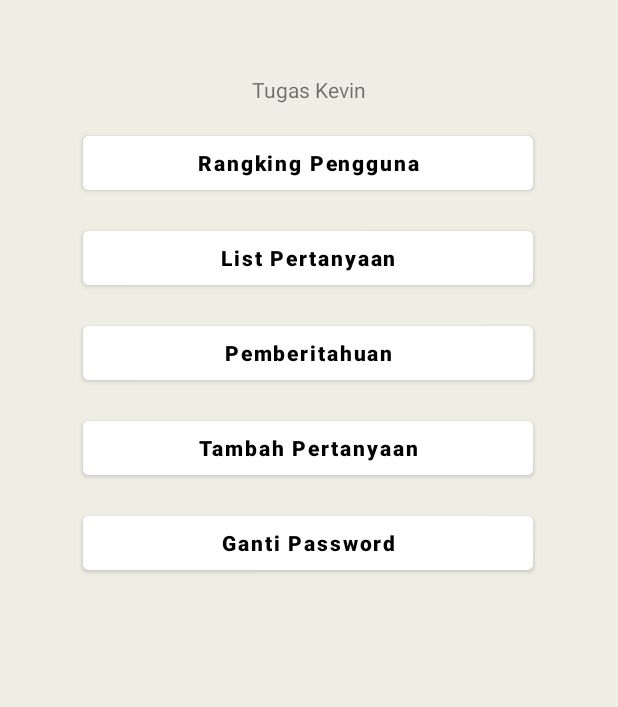
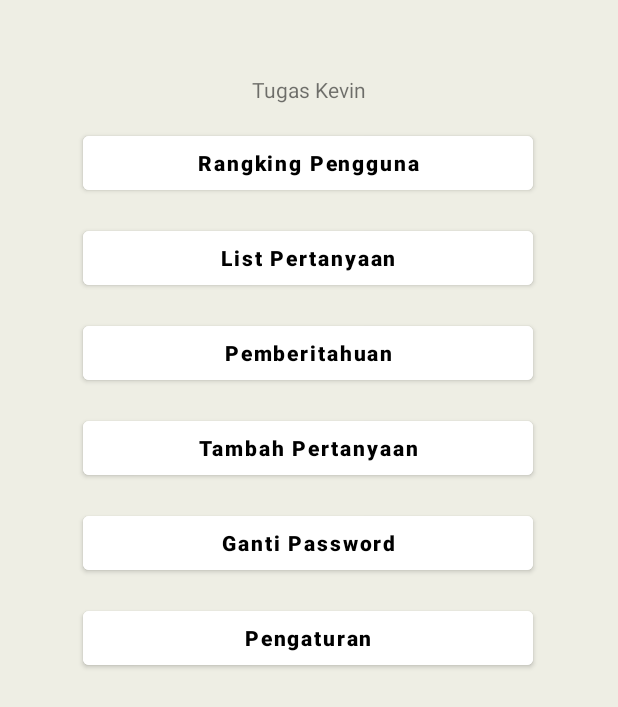
Before and after one commit to kevinmaulanan/stack-question, an Android app: the screen it shows after launch (MainActivity), on a phone screen of 412 x 824 dp. Shown: the top 707 px of the screen. Run offline under Robolectric (Android 15) with nearby library versions, the phone set to English and light mode, and no system bars.

Commit message:
Punya Desi

```diff
--- a/app/src/main/AndroidManifest.xml
+++ b/app/src/main/AndroidManifest.xml
@@ -35,6 +35,10 @@
             android:name=".gantipassword"
             android:exported="true" />
 
+        <activity
+            android:name=".Pengaturan"
+            android:exported="true" />
+
         <activity android:name=".MainActivity">
             <intent-filter>
                 <action android:name="android.intent.action.MAIN" />
--- a/app/src/main/java/com/example/belajar_java_ndp/MainActivity.java
+++ b/app/src/main/java/com/example/belajar_java_ndp/MainActivity.java
@@ -21,6 +21,7 @@ public class MainActivity extends AppCompatActivity {
     Button pindahActivity3;
     Button pindahActivity4;
     Button pindahActivity5;
+    Button pindahActivity6;
 
 
 
@@ -36,6 +37,7 @@ public class MainActivity extends AppCompatActivity {
         pindahActivity3 = findViewById(R.id.btnSubmit3); // Untuk List Pemberitahuan
         pindahActivity4 = findViewById(R.id.btnSubmit4); // Untuk List Pemberitahuan
         pindahActivity5 = findViewById(R.id.btnSubmit5); // Untuk Ganti Password
+        pindahActivity6 = findViewById(R.id.btnSubmit6); // Untuk Ganti pengaturan
 
         // Function Rangking Pengguna Ketika di klik
         pindahActivity1.setOnClickListener(new View.OnClickListener() {
@@ -66,6 +68,15 @@ public class MainActivity extends AppCompatActivity {
 
 
         // Function Pemberitahuan Ketika di klik
+        pindahActivity4.setOnClickListener(new View.OnClickListener() {
+            @Override
+            public void onClick(View v) {
+                Intent TambahPertanyaan = new Intent(MainActivity.this, TambahPertanyaan.class);
+                startActivity(TambahPertanyaan);
+            }
+        });
+
+        // Function Pemberitahuan Ketika di klik
         pindahActivity5.setOnClickListener(new View.OnClickListener() {
             @Override
             public void onClick(View v) {
@@ -74,6 +85,15 @@ public class MainActivity extends AppCompatActivity {
             }
         });
 
+        // Function Pemberitahuan Ketika di klik
+        pindahActivity6.setOnClickListener(new View.OnClickListener() {
+            @Override
+            public void onClick(View v) {
+                Intent Pengaturan = new Intent(MainActivity.this, Pengaturan.class);
+                startActivity(Pengaturan);
+            }
+        });
+
 
     }
 }
--- a/app/src/main/java/com/example/belajar_java_ndp/daftarFavorit1.java
+++ b/app/src/main/java/com/example/belajar_java_ndp/daftarFavorit1.java
@@ -3,6 +3,8 @@ package com.example.fixers_aps_1;
 import androidx.appcompat.app.AppCompatActivity;
 
 import android.os.Bundle;
+
+import com.example.belajar_java_ndp.R;
 
 public class daftarFavorit1 extends AppCompatActivity {
 
--- a/app/src/main/java/com/example/belajar_java_ndp/keluar1.java
+++ b/app/src/main/java/com/example/belajar_java_ndp/keluar1.java
@@ -3,6 +3,8 @@ package com.example.fixers_aps_1;
 import androidx.appcompat.app.AppCompatActivity;
 
 import android.os.Bundle;
+
+import com.example.belajar_java_ndp.R;
 
 public class keluar1 extends AppCompatActivity {
 
--- a/app/src/main/java/com/example/belajar_java_ndp/pertanyaanJawaban1.java
+++ b/app/src/main/java/com/example/belajar_java_ndp/pertanyaanJawaban1.java
@@ -3,6 +3,8 @@ package com.example.fixers_aps_1;
 import androidx.appcompat.app.AppCompatActivity;
 
 import android.os.Bundle;
+
+import com.example.belajar_java_ndp.R;
 
 public class pertanyaanJawaban1 extends AppCompatActivity {
 
--- a/app/src/main/java/com/example/belajar_java_ndp/tentangAplikasi1.java
+++ b/app/src/main/java/com/example/belajar_java_ndp/tentangAplikasi1.java
@@ -3,6 +3,8 @@ package com.example.fixers_aps_1;
 import androidx.appcompat.app.AppCompatActivity;
 
 import android.os.Bundle;
+
+import com.example.belajar_java_ndp.R;
 
 public class tentangAplikasi1 extends AppCompatActivity {
 
--- a/app/src/main/res/layout/activity_main.xml
+++ b/app/src/main/res/layout/activity_main.xml
@@ -116,6 +116,24 @@
         app:layout_constraintHorizontal_bias="0.495"
         app:layout_constraintStart_toStartOf="parent"
         app:layout_constraintTop_toBottomOf="@+id/btnSubmit4"
-        app:layout_constraintVertical_bias="0.0"
-        />
+        app:layout_constraintVertical_bias="0.0" />
+
+    <Button
+        android:id="@+id/btnSubmit6"
+        android:layout_width="wrap_content"
+        android:layout_height="wrap_content"
+        android:layout_marginTop="15dp"
+        android:layout_marginBottom="340dp"
+        android:width="300dp"
+        android:backgroundTint="#ffffff"
+        android:text="@string/pengaturan"
+        android:textColor="@android:color/black"
+        android:textStyle="bold"
+        android:textAllCaps="false"
+        app:layout_constraintBottom_toBottomOf="parent"
+        app:layout_constraintEnd_toEndOf="parent"
+        app:layout_constraintHorizontal_bias="0.495"
+        app:layout_constraintStart_toStartOf="parent"
+        app:layout_constraintTop_toBottomOf="@+id/btnSubmit5"
+        app:layout_constraintVertical_bias="0.0" />
 </androidx.constraintlayout.widget.ConstraintLayout>
--- a/app/src/main/res/values/strings.xml
+++ b/app/src/main/res/values/strings.xml
@@ -27,4 +27,5 @@
     </string>
     <string name="upload_pertanyaanmu">Upload Pertanyaanmu</string>
     <string name="ganti_password">Ganti Password</string>
+    <string name="pengaturan">Pengaturan</string>
 </resources>
```
Also changed, not shown: app/src/main/java/com/example/belajar_java_ndp/Pengaturan.java (added, +14 -0 lines), app/src/main/res/layout/activity_daftar_favorit_1.xml (+9 -6 lines).
